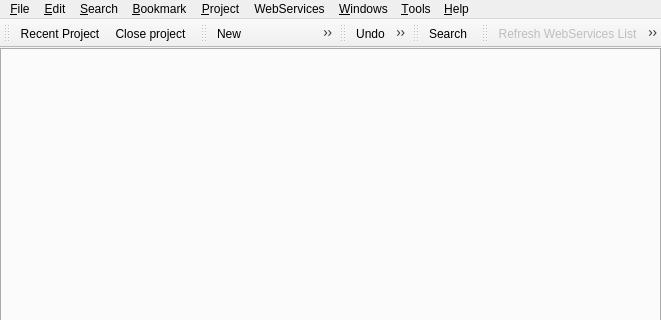
Old version of the form xinx/ui/mainform.ui in the repository phoenix741/xinx; both pictures show x 0 to 661 and y 0 to 320 of the 661 by 463 pixel window.
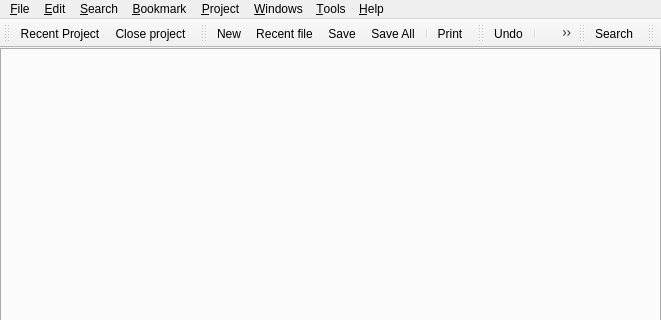
New version of the form. Icons and pictures are not drawn. Custom widgets are drawn as their Qt base class.

Patch:
```diff
--- a/xinx/ui/mainform.ui
+++ b/xinx/ui/mainform.ui
@@ -44,7 +44,7 @@
      <x>0</x>
      <y>0</y>
      <width>661</width>
-     <height>29</height>
+     <height>22</height>
     </rect>
    </property>
    <widget class="QMenu" name="m_fileMenu" >
@@ -77,14 +77,6 @@
     <addaction name="m_globalCommitToRCSAct" />
     <addaction name="m_cancelRCSOperationAct" />
    </widget>
-   <widget class="QMenu" name="m_webServicesMenu" >
-    <property name="title" >
-     <string>WebServices</string>
-    </property>
-    <addaction name="m_refreshWebServicesListAct" />
-    <addaction name="separator" />
-    <addaction name="m_callWebServicesAct" />
-   </widget>
    <widget class="QMenu" name="m_windowsMenu" >
     <property name="title" >
      <string>&amp;Windows</string>
@@ -176,7 +168,6 @@
    <addaction name="m_searchMenu" />
    <addaction name="menu_Bookmark" />
    <addaction name="m_projectMenu" />
-   <addaction name="m_webServicesMenu" />
    <addaction name="m_windowsMenu" />
    <addaction name="m_toolsMenu" />
    <addaction name="m_helpMenu" />
@@ -218,10 +209,10 @@
   <widget class="QToolBar" name="m_fileToolBar" >
    <property name="geometry" >
     <rect>
-     <x>85</x>
-     <y>29</y>
-     <width>193</width>
-     <height>39</height>
+     <x>76</x>
+     <y>22</y>
+     <width>175</width>
+     <height>34</height>
     </rect>
    </property>
    <property name="windowTitle" >
@@ -246,10 +237,10 @@
   <widget class="QToolBar" name="m_editToolBar" >
    <property name="geometry" >
     <rect>
-     <x>278</x>
-     <y>29</y>
-     <width>270</width>
-     <height>39</height>
+     <x>251</x>
+     <y>22</y>
+     <width>311</width>
+     <height>34</height>
     </rect>
    </property>
    <property name="windowTitle" >
@@ -280,10 +271,10 @@
   <widget class="QToolBar" name="m_searchToolBar" >
    <property name="geometry" >
     <rect>
-     <x>548</x>
-     <y>29</y>
-     <width>50</width>
-     <height>39</height>
+     <x>562</x>
+     <y>22</y>
+     <width>45</width>
+     <height>34</height>
     </rect>
    </property>
    <property name="windowTitle" >
@@ -303,10 +294,10 @@
   <widget class="QToolBar" name="m_webServicesToolBar" >
    <property name="geometry" >
     <rect>
-     <x>598</x>
-     <y>29</y>
-     <width>63</width>
-     <height>39</height>
+     <x>607</x>
+     <y>22</y>
+     <width>54</width>
+     <height>34</height>
     </rect>
    </property>
    <property name="windowTitle" >
@@ -321,8 +312,6 @@
    <attribute name="toolBarBreak" >
     <bool>false</bool>
    </attribute>
-   <addaction name="m_refreshWebServicesListAct" />
-   <addaction name="m_callWebServicesAct" />
   </widget>
   <action name="m_newAct" >
    <property name="icon" >
@@ -784,30 +773,6 @@
     <string>Search previous</string>
    </property>
   </action>
-  <action name="m_refreshWebServicesListAct" >
-   <property name="enabled" >
-    <bool>false</bool>
-   </property>
-   <property name="icon" >
-    <iconset resource="../application.qrc" >
-     <normaloff>:/images/reload.png</normaloff>:/images/reload.png</iconset>
-   </property>
-   <property name="text" >
-    <string>Refresh WebServices List</string>
-   </property>
-  </action>
-  <action name="m_callWebServicesAct" >
-   <property name="enabled" >
-    <bool>false</bool>
-   </property>
-   <property name="icon" >
-    <iconset resource="../application.qrc" >
-     <normaloff>:/images/run.png</normaloff>:/images/run.png</iconset>
-   </property>
-   <property name="text" >
-    <string>Call WebServices</string>
-   </property>
-  </action>
   <action name="m_closeProjectWithSessionAct" >
    <property name="text" >
     <string>Close Project (session)</string>
```
Left out of the diff: 10 changed lines with no effect on the pictures.
